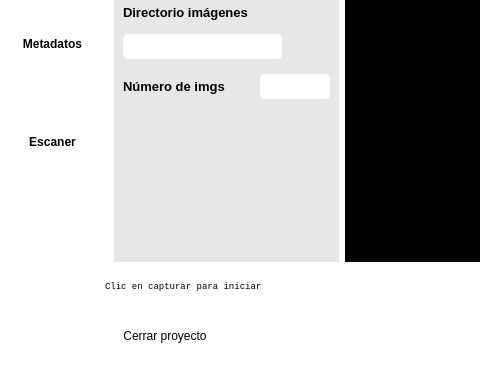
neogranadina/neo_escan, file main.ui: the form before one commit; both pictures show x 0 to 480 and y 173 to 564 of the 1000 by 564 pixel window.
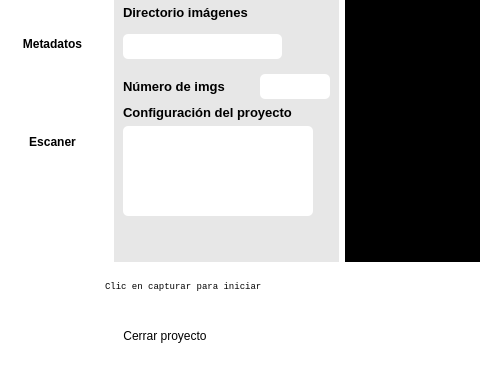
The form after the commit. Icons and pictures are not drawn.

Commit message: configuration label

Patch:
```diff
--- a/main.ui
+++ b/main.ui
@@ -4096,6 +4096,46 @@
                          </item>
                         </layout>
                        </item>
+                       <item>
+                        <widget class="QLabel" name="configtitle">
+                         <property name="font">
+                          <font>
+                           <pointsize>10</pointsize>
+                           <weight>75</weight>
+                           <bold>true</bold>
+                          </font>
+                         </property>
+                         <property name="text">
+                          <string>Configuración del proyecto</string>
+                         </property>
+                        </widget>
+                       </item>
+                       <item>
+                        <widget class="QLabel" name="configLabel">
+                         <property name="minimumSize">
+                          <size>
+                           <width>190</width>
+                           <height>90</height>
+                          </size>
+                         </property>
+                         <property name="maximumSize">
+                          <size>
+                           <width>190</width>
+                           <height>90</height>
+                          </size>
+                         </property>
+                         <property name="styleSheet">
+                          <string notr="true">background-color: rgb(255, 255, 255);
+border-radius: 5px;</string>
+                         </property>
+                         <property name="text">
+                          <string/>
+                         </property>
+                         <property name="wordWrap">
+                          <bool>true</bool>
+                         </property>
+                        </widget>
+                       </item>
                        <item>
                         <spacer name="verticalSpacer">
                          <property name="orientation">
```
The commit also changes 2 other files.
